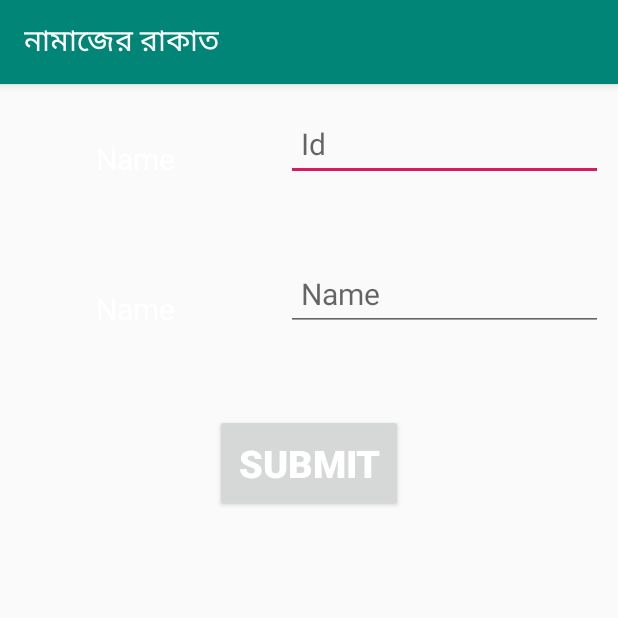
After one commit to saiful-islam-niloy/Salah, an Android app: the ActivityInsertData screen opened directly, with no data from a screen before it, on a phone screen of 412 x 824 dp, the top half of it. The commit adds this screen. Run offline under Robolectric (Android 15) with nearby library versions, the phone set to English and light mode, and no system bars.

Commit message:
Sqlite Db Updated , RecycleView Added

```diff
--- a/app/src/main/AndroidManifest.xml
+++ b/app/src/main/AndroidManifest.xml
@@ -9,6 +9,9 @@
         android:roundIcon="@mipmap/ic_launcher_round"
         android:supportsRtl="true"
         android:theme="@style/AppTheme">
+        <activity android:name=".ActivityInsertData">
+
+        </activity>
         <activity android:name=".SalahActivity">
             <intent-filter>
                 <action android:name="android.intent.action.MAIN" />
--- /dev/null
+++ b/app/src/main/java/com/niloy/salah/ActivityInsertData.java
@@ -0,0 +1,38 @@
+package com.niloy.salah;
+
+import android.support.v7.app.AppCompatActivity;
+import android.os.Bundle;
+import android.view.View;
+import android.widget.Button;
+import android.widget.EditText;
+import android.widget.Toast;
+
+public class ActivityInsertData extends AppCompatActivity {
+    private EditText id, name;
+    private Button submit;
+    private DbHandler dbHandler;
+    @Override
+    protected void onCreate(Bundle savedInstanceState) {
+        super.onCreate(savedInstanceState);
+        setContentView(R.layout.activity_insert_data);
+
+        id = findViewById(R.id.id);
+        name = findViewById(R.id.name);
+        submit = findViewById(R.id.submit);
+        dbHandler = new DbHandler(this);
+
+        submit.setOnClickListener(new View.OnClickListener() {
+            @Override
+            public void onClick(View v) {
+                String names = name.getText().toString();
+                if(v.getId() == R.id.submit){
+                    long rowId = dbHandler.insertData(names);
+                    if(rowId>0)
+                        Toast.makeText(getApplicationContext(), "Row Inserted. :)", Toast.LENGTH_LONG).show();
+                    else
+                        Toast.makeText(getApplicationContext(), "Failed. :)", Toast.LENGTH_LONG).show();
+                }
+            }
+        });
+    }
+}
--- /dev/null
+++ b/app/src/main/res/layout/activity_insert_data.xml
@@ -0,0 +1,78 @@
+<?xml version="1.0" encoding="utf-8"?>
+<ScrollView xmlns:android="http://schemas.android.com/apk/res/android"
+    xmlns:app="http://schemas.android.com/apk/res-auto"
+    xmlns:tools="http://schemas.android.com/tools"
+    android:layout_width="match_parent"
+    android:layout_height="match_parent"
+    tools:context=".ActivityInsertData">
+
+    <LinearLayout
+        android:layout_width="match_parent"
+        android:layout_height="match_parent"
+        android:orientation="vertical">
+        <LinearLayout
+            android:layout_width="match_parent"
+            android:layout_height="wrap_content"
+            android:orientation="horizontal">
+            <TextView
+                android:layout_width="0dp"
+                android:layout_height="60dp"
+                android:layout_weight="0.4"
+                android:layout_margin="20dp"
+                android:padding="5dp"
+                android:text="Name"
+                android:textSize="20dp"
+                android:textColor="#FFFFFF"
+                android:gravity="center"/>
+
+            <EditText
+                android:id="@+id/id"
+                android:layout_width="0dp"
+                android:layout_height="50dp"
+                android:layout_weight="0.6"
+                android:layout_margin="10dp"
+                android:padding="10dp"
+                android:hint="Id"
+                android:layout_marginTop="8dp"
+                android:textSize="20dp"/>
+        </LinearLayout>
+        <LinearLayout
+            android:layout_width="match_parent"
+            android:layout_height="wrap_content"
+            android:orientation="horizontal">
+            <TextView
+                android:layout_width="0dp"
+                android:layout_height="60dp"
+                android:layout_weight="0.4"
+                android:layout_margin="20dp"
+                android:padding="5dp"
+                android:text="Name"
+                android:textSize="20dp"
+                android:textColor="#FFFFFF"
+                android:gravity="center"/>
+
+            <EditText
+                android:id="@+id/name"
+                android:layout_width="0dp"
+                android:layout_height="50dp"
+                android:layout_weight="0.6"
+                android:layout_margin="10dp"
+                android:padding="10dp"
+                android:hint="Name"
+                android:layout_marginTop="8dp"
+                android:textSize="20dp"/>
+        </LinearLayout>
+        <Button
+            android:id="@+id/submit"
+            android:layout_width="wrap_content"
+            android:layout_height="wrap_content"
+            android:foreground="?android:attr/selectableItemBackground"
+            android:layout_margin="20dp"
+            android:layout_gravity="center"
+            android:textColor="#FFFFFF"
+            android:textSize="25dp"
+            android:padding="15dp"
+            android:textStyle="bold"
+            android:text="Submit"/>
+    </LinearLayout>
+</ScrollView>
--- a/app/src/main/res/layout/card_salah.xml
+++ b/app/src/main/res/layout/card_salah.xml
@@ -1,7 +1,8 @@
 <?xml version="1.0" encoding="utf-8"?>
 <LinearLayout
-    xmlns:android="http://schemas.android.com/apk/res/android" android:layout_width="match_parent"
-    android:layout_height="match_parent">
+    xmlns:android="http://schemas.android.com/apk/res/android"
+    android:layout_width="match_parent"
+    android:layout_height="wrap_content">
 
     <android.support.v7.widget.CardView
         android:layout_width="match_parent"
```
Also changed, not shown: app/src/main/java/com/niloy/salah/AdapterSalah.java (added, +48 -0 lines), app/src/main/java/com/niloy/salah/DbHandler.java (+17 -0 lines), app/src/main/java/com/niloy/salah/ListSalah.java (added, +27 -0 lines), app/src/main/java/com/niloy/salah/SalahActivity.java (+32 -2 lines).
